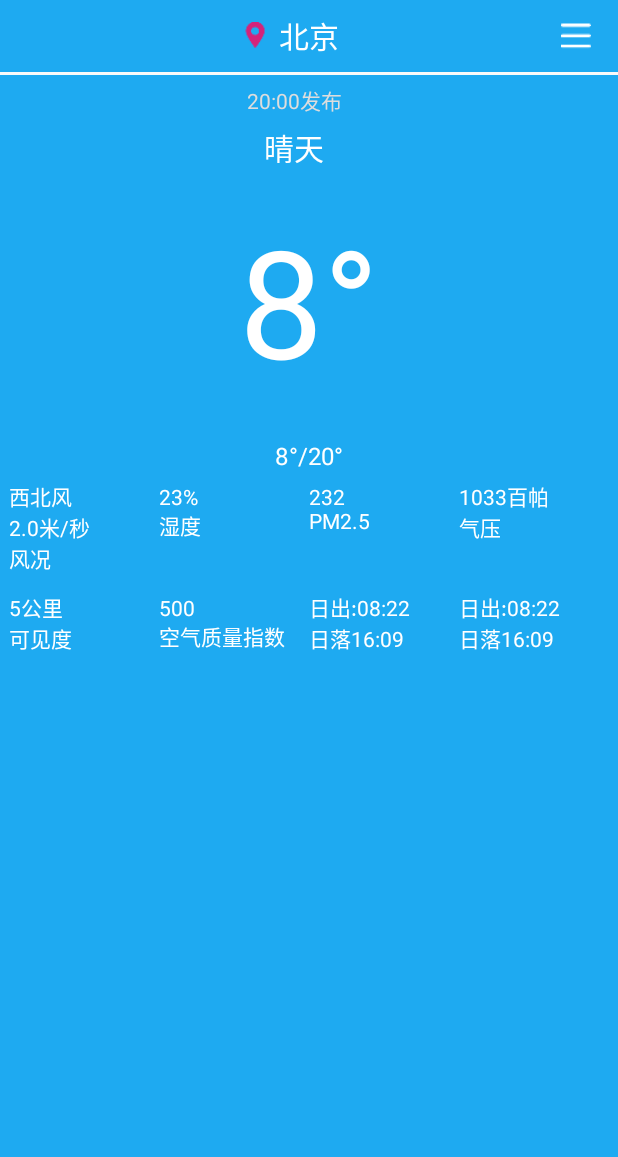
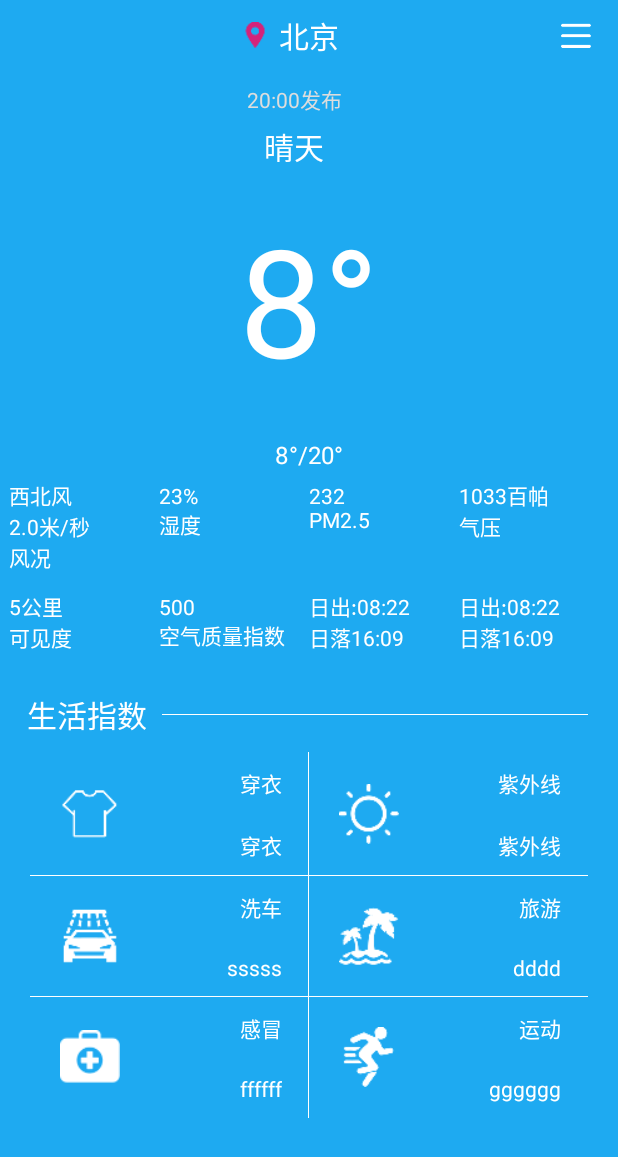
Before and after one commit to dugaolong/step, an Android app: the WeatherShowActivity screen opened directly, with no data from a screen before it, on a phone screen of 412 x 824 dp. Shown: the top 1157 px of the screen. Run offline under Robolectric (Android 15) with nearby library versions, the phone set to English and light mode, and no system bars; libraries missing offline, so code that uses them is left out: com.alibaba.fastjson; 5 statements that could not run were skipped.

Commit message:
天气2/3  ok

```diff
--- a/app/src/main/AndroidManifest.xml
+++ b/app/src/main/AndroidManifest.xml
@@ -33,7 +33,7 @@
         android:icon="@drawable/logo"
         android:label="@string/app_name"
         android:supportsRtl="true"
-        android:theme="@style/Theme.AppCompat.Light.NoActionBar">
+        android:theme="@style/AppTheme">
 
         <activity
             android:name=".SplashActivity"
--- a/app/src/main/java/cn/dgl/www/step/lbs/SelectCityActivity.java
+++ b/app/src/main/java/cn/dgl/www/step/lbs/SelectCityActivity.java
@@ -248,6 +248,12 @@ public class SelectCityActivity extends AppCompatActivity implements View.OnClic
             case R.id.wuhan:
                 gotoShowWeather("武汉");
                 break;
+            case R.id.zhengzhou:
+                gotoShowWeather("郑州");
+                break;
+            case R.id.tianjin:
+                gotoShowWeather("天津");
+                break;
             default:
                 break;
         }
--- a/app/src/main/java/cn/dgl/www/step/lbs/WeatherShowActivity.java
+++ b/app/src/main/java/cn/dgl/www/step/lbs/WeatherShowActivity.java
@@ -12,6 +12,8 @@ import android.os.Message;
 import android.support.v7.app.AppCompatActivity;
 import android.text.TextUtils;
 import android.util.Log;
+import android.view.View;
+import android.widget.ImageView;
 import android.widget.TextView;
 
 import com.alibaba.fastjson.JSON;
@@ -38,7 +40,7 @@ import cn.dgl.www.step.sqlite.WeatherData;
  * Created by dugaolong on 17/12/28.
  */
 
-public class WeatherShowActivity extends AppCompatActivity {
+public class WeatherShowActivity extends AppCompatActivity implements View.OnClickListener{
 
     private WeatherData mWeatherData = null;
     private String city;
@@ -68,6 +70,7 @@ public class WeatherShowActivity extends AppCompatActivity {
     ProgressDialog progressDialog;
     //更新时间
     private String lastUpdate;
+    private ImageView iv_right;
     private TextView tianqi, wendu, feng, shidu, feels_like, pm25, qiya, nengjiandu, richu,riluo, kongqizl;
 
     @Override
@@ -94,6 +97,8 @@ public class WeatherShowActivity extends AppCompatActivity {
     }
 
     private void initView() {
+        iv_right = (ImageView) findViewById(R.id.iv_right);
+        iv_right.setOnClickListener(this);
         tianqi = (TextView) findViewById(R.id.tianqi);
         tv_title = (TextView) findViewById(R.id.tv_title);
         publish_time = (TextView) findViewById(R.id.publish_time);
@@ -278,4 +283,15 @@ public class WeatherShowActivity extends AppCompatActivity {
 
         return sb.toString();
     }
+
+    @Override
+    public void onClick(View v) {
+        switch(v.getId())
+        {
+            case R.id.iv_right:
+                gotoSelectCity();
+                break;
+        }
+
+    }
 }
--- /dev/null
+++ b/app/src/main/res/drawable/stroke_bottom.xml
@@ -0,0 +1,16 @@
+<?xml version="1.0" encoding="utf-8"?>
+<layer-list xmlns:android="http://schemas.android.com/apk/res/android">
+
+    <item
+        android:top="-2dp"
+        android:right="-2dp"
+        android:left="-2dp">
+        <shape>
+            <solid android:color="@android:color/transparent"/>
+            <stroke
+                android:width="0.1dp"
+                android:color="@color/white"/>
+        </shape>
+    </item>
+
+</layer-list>
--- /dev/null
+++ b/app/src/main/res/drawable/stroke_bottom_right.xml
@@ -0,0 +1,15 @@
+<?xml version="1.0" encoding="utf-8"?>
+<layer-list xmlns:android="http://schemas.android.com/apk/res/android">
+
+    <item
+        android:top="-2dp"
+        android:left="-2dp">
+        <shape>
+            <solid android:color="@android:color/transparent"/>
+            <stroke
+                android:width="0.1dp"
+                android:color="@color/white"/>
+        </shape>
+    </item>
+
+</layer-list>
--- /dev/null
+++ b/app/src/main/res/drawable/stroke_right.xml
@@ -0,0 +1,16 @@
+<?xml version="1.0" encoding="utf-8"?>
+<layer-list xmlns:android="http://schemas.android.com/apk/res/android">
+
+    <item
+        android:top="-2dp"
+        android:bottom="-2dp"
+        android:left="-2dp">
+        <shape>
+            <solid android:color="@android:color/transparent"/>
+            <stroke
+                android:width="0.1dp"
+                android:color="@color/white"/>
+        </shape>
+    </item>
+
+</layer-list>
--- /dev/null
+++ b/app/src/main/res/layout/shenghuozhishu.xml
@@ -0,0 +1,249 @@
+<?xml version="1.0" encoding="utf-8"?>
+<LinearLayout xmlns:android="http://schemas.android.com/apk/res/android"
+    android:layout_width="match_parent"
+    android:layout_height="wrap_content"
+    android:orientation="vertical"
+    android:background="@color/colorPrimary">
+
+    <RelativeLayout
+        android:layout_width="match_parent"
+        android:layout_height="wrap_content"
+        android:orientation="horizontal">
+        <TextView
+            android:layout_marginLeft="8dp"
+            android:padding="10dp"
+            android:textSize="20dp"
+            android:textColor="@color/white"
+            android:text="生活指数"
+            android:id="@+id/shenghuo"
+            android:layout_width="wrap_content"
+            android:layout_height="wrap_content" />
+        <TextView
+            android:layout_marginRight="20dp"
+            android:layout_toRightOf="@id/shenghuo"
+            android:layout_centerVertical="true"
+            android:background="@color/white"
+            android:layout_width="match_parent"
+            android:layout_height="0.05dp" />
+    </RelativeLayout>
+
+    <!--穿衣信息
+uv：紫外线建议 -->
+    <LinearLayout
+        android:layout_width="match_parent"
+        android:layout_height="wrap_content"
+        android:orientation="horizontal">
+
+        <RelativeLayout
+            android:layout_marginLeft="20dp"
+            android:background="@drawable/stroke_bottom_right"
+            android:layout_width="0dp"
+            android:layout_height="wrap_content"
+            android:layout_weight="1">
+
+            <ImageView
+                android:layout_marginLeft="20dp"
+                android:layout_centerVertical="true"
+                android:layout_alignParentLeft="true"
+                android:src="@drawable/chuanyi"
+                android:layout_width="40dp"
+                android:layout_height="40dp" />
+            <TextView
+                android:padding="10dp"
+                android:layout_marginRight="8dp"
+                android:layout_alignParentRight="true"
+                android:id="@+id/type1"
+                android:text="穿衣"
+                android:layout_width="wrap_content"
+                android:layout_height="wrap_content" />
+            <TextView
+                android:padding="10dp"
+                android:layout_below="@id/type1"
+                android:layout_alignRight="@id/type1"
+                android:id="@+id/desc1"
+                android:text="穿衣"
+                android:layout_width="wrap_content"
+                android:layout_height="wrap_content" />
+        </RelativeLayout>
+
+        <RelativeLayout
+            android:background="@drawable/stroke_bottom"
+            android:layout_width="0dp"
+            android:layout_marginRight="20dp"
+            android:layout_height="wrap_content"
+            android:layout_weight="1">
+
+            <ImageView
+                android:layout_marginLeft="20dp"
+                android:layout_centerVertical="true"
+                android:layout_alignParentLeft="true"
+                android:src="@drawable/ziwaixian"
+                android:layout_width="40dp"
+                android:layout_height="40dp" />
+            <TextView
+                android:padding="10dp"
+                android:layout_marginRight="8dp"
+                android:layout_alignParentRight="true"
+                android:id="@+id/type2"
+                android:text="紫外线"
+                android:layout_width="wrap_content"
+                android:layout_height="wrap_content" />
+            <TextView
+                android:padding="10dp"
+                android:layout_below="@id/type2"
+                android:layout_alignRight="@id/type2"
+                android:id="@+id/desc2"
+                android:text="紫外线"
+                android:layout_width="wrap_content"
+                android:layout_height="wrap_content" />
+        </RelativeLayout>
+
+    </LinearLayout>
+    <!--
+car_washing：洗车信息
+travel：旅游信息
+-->
+    <LinearLayout
+        android:layout_width="match_parent"
+        android:layout_height="wrap_content"
+        android:orientation="horizontal">
+
+        <RelativeLayout
+            android:layout_marginLeft="20dp"
+            android:background="@drawable/stroke_bottom_right"
+            android:layout_width="0dp"
+            android:layout_height="wrap_content"
+            android:layout_weight="1">
+
+            <ImageView
+                android:layout_marginLeft="20dp"
+                android:layout_centerVertical="true"
+                android:layout_alignParentLeft="true"
+                android:src="@drawable/xiche"
+                android:layout_width="40dp"
+                android:layout_height="40dp" />
+            <TextView
+                android:padding="10dp"
+                android:layout_marginRight="8dp"
+                android:layout_alignParentRight="true"
+                android:id="@+id/type3"
+                android:text="洗车"
+                android:layout_width="wrap_content"
+                android:layout_height="wrap_content" />
+            <TextView
+                android:padding="10dp"
+                android:layout_below="@id/type3"
+                android:layout_alignRight="@id/type3"
+                android:id="@+id/desc3"
+                android:text="sssss"
+                android:layout_width="wrap_content"
+                android:layout_height="wrap_content" />
+        </RelativeLayout>
+
+        <RelativeLayout
+            android:background="@drawable/stroke_bottom"
+            android:layout_width="0dp"
+            android:layout_marginRight="20dp"
+            android:layout_height="wrap_content"
+            android:layout_weight="1">
+
+            <ImageView
+                android:layout_marginLeft="20dp"
+                android:layout_centerVertical="true"
+                android:layout_alignParentLeft="true"
+                android:src="@drawable/lvyou"
+                android:layout_width="40dp"
+                android:layout_height="40dp" />
+            <TextView
+                android:padding="10dp"
+                android:layout_marginRight="8dp"
+                android:layout_alignParentRight="true"
+                android:id="@+id/type4"
+                android:text="旅游"
+                android:layout_width="wrap_content"
+                android:layout_height="wrap_content" />
+            <TextView
+                android:padding="10dp"
+                android:layout_below="@id/type4"
+                android:layout_alignRight="@id/type4"
+                android:id="@+id/desc4"
+                android:text="dddd"
+                android:layout_width="wrap_content"
+                android:layout_height="wrap_content" />
+        </RelativeLayout>
+
+    </LinearLayout>
+
+    <!--
+flu：流感信息
+sport：运动信息-->
+    <LinearLayout
+        android:layout_width="match_parent"
+        android:layout_height="wrap_content"
+        android:orientation="horizontal">
+
+        <RelativeLayout
+            android:layout_marginLeft="20dp"
+            android:background="@drawable/stroke_right"
+            android:layout_width="0dp"
+            android:layout_height="wrap_content"
+            android:layout_weight="1">
+
+            <ImageView
+                android:layout_marginLeft="20dp"
+                android:layout_centerVertical="true"
+                android:layout_alignParentLeft="true"
+                android:src="@drawable/ganmao"
+                android:layout_width="40dp"
+                android:layout_height="40dp" />
+            <TextView
+                android:padding="10dp"
+                android:layout_marginRight="8dp"
+                android:layout_alignParentRight="true"
+                android:id="@+id/type5"
+                android:text="感冒"
+                android:layout_width="wrap_content"
+                android:layout_height="wrap_content" />
+            <TextView
+                android:padding="10dp"
+                android:layout_below="@id/type5"
+                android:layout_alignRight="@id/type5"
+                android:id="@+id/desc5"
+                android:text="ffffff"
+                android:layout_width="wrap_content"
+                android:layout_height="wrap_content" />
+        </RelativeLayout>
+
+        <RelativeLayout
+            android:layout_width="0dp"
+            android:layout_marginRight="20dp"
+            android:layout_height="wrap_content"
+            android:layout_weight="1">
+
+            <ImageView
+                android:layout_marginLeft="20dp"
+                android:layout_centerVertical="true"
+                android:layout_alignParentLeft="true"
+                android:src="@drawable/yundong"
+                android:layout_width="40dp"
+                android:layout_height="40dp" />
+            <TextView
+                android:padding="10dp"
+                android:layout_marginRight="8dp"
+                android:layout_alignParentRight="true"
+                android:id="@+id/type6"
+                android:text="运动"
+                android:layout_width="wrap_content"
+                android:layout_height="wrap_content" />
+            <TextView
+                android:padding="10dp"
+                android:layout_below="@id/type6"
+                android:layout_alignRight="@id/type6"
+                android:id="@+id/desc6"
+                android:text="gggggg"
+                android:layout_width="wrap_content"
+                android:layout_height="wrap_content" />
+        </RelativeLayout>
+
+    </LinearLayout>
+</LinearLayout>
--- a/app/src/main/res/layout/show_weather.xml
+++ b/app/src/main/res/layout/show_weather.xml
@@ -1,13 +1,15 @@
 <?xml version="1.0" encoding="utf-8"?>
-<RelativeLayout xmlns:android="http://schemas.android.com/apk/res/android"
+<LinearLayout xmlns:android="http://schemas.android.com/apk/res/android"
     android:layout_width="match_parent"
     android:layout_height="match_parent"
+    android:background="@color/bg_weather"
     android:orientation="vertical">
 
     <RelativeLayout
         android:id="@+id/layout_titlebar"
         android:layout_width="match_parent"
         android:layout_height="48dp"
+        android:layout_marginBottom="1dp"
         android:background="@color/colorPrimary"
         android:fitsSystemWindows="true"
         android:orientation="horizontal">
@@ -71,12 +73,17 @@
 
     </RelativeLayout>
 
+    <ScrollView
+        android:layout_width="match_parent"
+        android:layout_height="match_parent"
+        android:orientation="vertical"
+
+        android:scrollbars="none">
+
         <RelativeLayout
             android:layout_width="match_parent"
             android:layout_height="match_parent"
-        android:layout_below="@id/layout_titlebar"
-        android:layout_marginTop="2dp"
-        android:background="@color/bg_weather">
+            >
 
             <!-- 发布时间-->
             <TextView
@@ -98,9 +105,9 @@
                 android:layout_marginRight="20dp"
                 android:layout_marginTop="6dp"
                 android:gravity="center"
-            android:textSize="20sp"
                 android:text="晴天"
-            android:textColor="@color/color_white" />
+                android:textColor="@color/color_white"
+                android:textSize="20sp" />
 
             <!-- 温度-->
             <TextView
@@ -108,12 +115,12 @@
                 android:layout_width="match_parent"
                 android:layout_height="wrap_content"
                 android:layout_below="@id/tianqi"
+                android:layout_marginBottom="20dp"
                 android:layout_marginTop="20dp"
                 android:gravity="center"
-            android:textSize="100sp"
                 android:text="8°"
                 android:textColor="@color/color_white"
-            android:layout_marginBottom="20dp"/>
+                android:textSize="100sp" />
             <!-- 体感温度-->
             <TextView
                 android:id="@+id/feels_like"
@@ -122,32 +129,33 @@
                 android:layout_below="@id/wendu"
                 android:layout_marginTop="6dp"
                 android:gravity="center"
-            android:textSize="16sp"
                 android:text="8°/20°"
-            android:textColor="@color/color_white"/>
-
+                android:textColor="@color/color_white"
+                android:textSize="16sp" />
+            <!-- 8个指标-->
             <LinearLayout
                 android:id="@+id/datails"
-            android:layout_below="@id/feels_like"
                 android:layout_width="match_parent"
                 android:layout_height="wrap_content"
+                android:layout_below="@id/feels_like"
                 android:orientation="horizontal"
                 android:padding="6dp">
 
                 <TextView
                     android:id="@+id/feng"
-                android:textColor="@color/color_white"
+                    android:layout_width="0dp"
+                    android:layout_height="wrap_content"
+                    android:layout_weight="1"
                     android:text="西北风\n2.0米/秒\n风况"
-                android:layout_width="0dp"
-                android:layout_weight="1"
-                android:layout_height="wrap_content" />
+                    android:textColor="@color/color_white" />
+
                 <TextView
                     android:id="@+id/shidu"
+                    android:layout_width="0dp"
+                    android:layout_height="wrap_content"
+                    android:layout_weight="1"
                     android:text="23%\n湿度"
-                android:layout_width="0dp"
-                android:textColor="@color/color_white"
-                android:layout_weight="1"
-                android:layout_height="wrap_content" />
+                    android:textColor="@color/color_white" />
 
                 <!--<TextView-->
                 <!--android:id="@+id/tigan"-->
@@ -158,58 +166,74 @@
                 <!--android:layout_height="wrap_content" />-->
                 <TextView
                     android:id="@+id/pm25"
+                    android:layout_width="0dp"
+                    android:layout_height="wrap_content"
+                    android:layout_weight="1"
                     android:text="232\nPM2.5"
-                android:layout_width="0dp"
-                android:textColor="@color/color_white"
-                android:layout_weight="1"
-                android:layout_height="wrap_content" />
+                    android:textColor="@color/color_white" />
 
                 <TextView
                     android:id="@+id/qiya"
-                android:textColor="@color/color_white"
+                    android:layout_width="0dp"
+                    android:layout_height="wrap_content"
+                    android:layout_weight="1"
                     android:text="1033百帕\n气压"
-                android:layout_width="0dp"
-                android:layout_weight="1"
-                android:layout_height="wrap_content" />
+                    android:textColor="@color/color_white" />
             </LinearLayout>
+
             <LinearLayout
                 android:id="@+id/datails_two"
-            android:layout_below="@id/datails"
                 android:layout_width="match_parent"
                 android:layout_height="wrap_content"
+                android:layout_below="@id/datails"
                 android:orientation="horizontal"
                 android:padding="6dp">
 
 
                 <TextView
                     android:id="@+id/nengjiandu"
+                    android:layout_width="0dp"
+                    android:layout_height="wrap_content"
+                    android:layout_weight="1"
                     android:text="5公里\n可见度"
-                android:layout_width="0dp"
-                android:textColor="@color/color_white"
-                android:layout_weight="1"
-                android:layout_height="wrap_content" />
+                    android:textColor="@color/color_white" />
+
                 <TextView
                     android:id="@+id/kongqizl"
+                    android:layout_width="0dp"
+                    android:layout_height="wrap_content"
+                    android:layout_weight="1"
                     android:text="500\n空气质量指数"
-                android:layout_width="0dp"
-                android:textColor="@color/color_white"
-                android:layout_weight="1"
-                android:layout_height="wrap_content" />
+                    android:textColor="@color/color_white" />
+
                 <TextView
                     android:id="@+id/richu"
-                android:textColor="@color/color_white"
+                    android:layout_width="0dp"
+                    android:layout_height="wrap_content"
+                    android:layout_weight="1"
                     android:text="日出:08:22\n日落16:09"
-                android:layout_width="0dp"
-                android:layout_weight="1"
-                android:layout_height="wrap_content" />
+                    android:textColor="@color/color_white" />
+
                 <TextView
                     android:id="@+id/riluo"
-                android:textColor="@color/color_white"
+                    android:layout_width="0dp"
+                    android:layout_height="wrap_content"
+                    android:layout_weight="1"
                     android:text="日出:08:22\n日落16:09"
-                android:layout_width="0dp"
-                android:layout_weight="1"
-                android:layout_height="wrap_content" />
+                    android:textColor="@color/color_white" />
 
             </LinearLayout>
+            <!-- 生活指数-->
+            <RelativeLayout
+                android:layout_width="match_parent"
+                android:layout_height="wrap_content"
+                android:layout_below="@id/datails_two"
+                android:layout_marginTop="10dp"
+                android:layout_marginBottom="20dp">
+
+                <include layout="@layout/shenghuozhishu" />
             </RelativeLayout>
         </RelativeLayout>
+
+    </ScrollView>
+</LinearLayout>
--- a/app/src/main/res/values/styles.xml
+++ b/app/src/main/res/values/styles.xml
@@ -1,11 +1,12 @@
 <resources>
 
     <!-- Base application theme. -->
-    <style name="AppTheme" parent="Theme.AppCompat">
+    <style name="AppTheme" parent="Theme.AppCompat.Light.NoActionBar">
         <!-- Customize your theme here. -->
         <item name="colorPrimary">@color/colorPrimary</item>
         <item name="colorPrimaryDark">@color/colorPrimaryDark</item>
         <item name="colorAccent">@color/colorAccent</item>
+        <item name="android:textColor">@color/white</item>
     </style>
 
     <style name="CustomDialog" parent="Theme.AppCompat.Dialog">
```
Also changed, not shown: app/src/main/res/drawable-xxhdpi/chuanyi.png (added), app/src/main/res/drawable-xxhdpi/ganmao.png (added), app/src/main/res/drawable-xxhdpi/lvyou.png (added), app/src/main/res/drawable-xxhdpi/set_city.png, app/src/main/res/drawable-xxhdpi/xiche.png (added), app/src/main/res/drawable-xxhdpi/yundong.png (added), app/src/main/res/drawable-xxhdpi/ziwaixian.png (added). Lines whose indentation alone changed are shown as unchanged.
